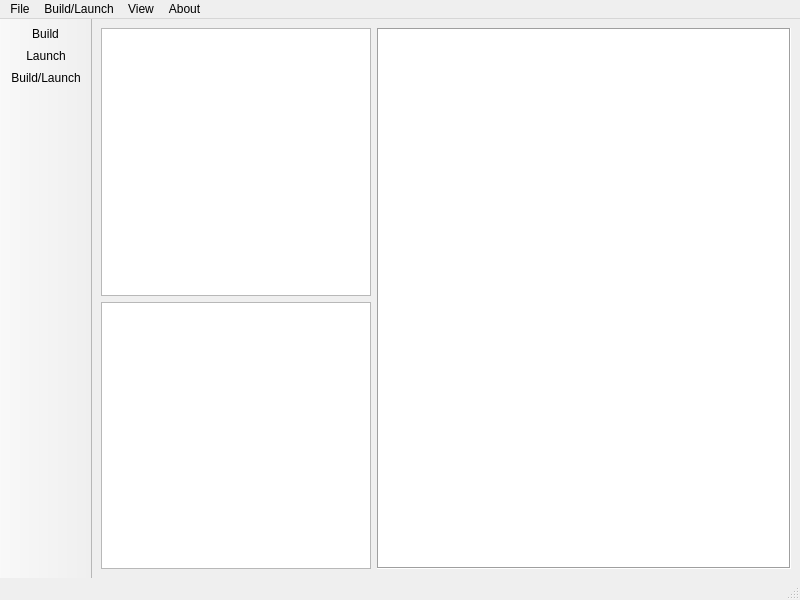
TeamWakame/SeaShell-IDE, file mainwindow.ui: the form before one commit.
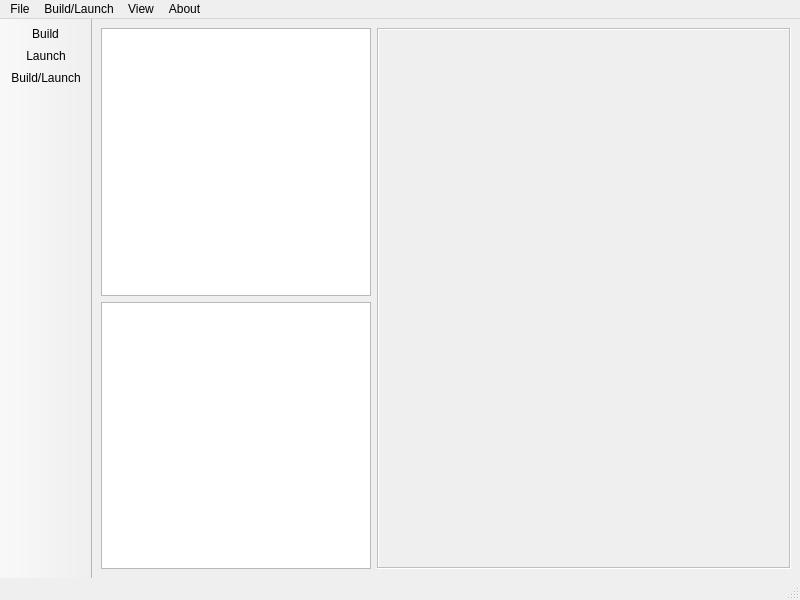
The form after the commit.

```diff
--- a/mainwindow.ui
+++ b/mainwindow.ui
@@ -46,6 +46,9 @@
      <layout class="QVBoxLayout" name="verticalLayout_2">
       <item>
        <widget class="QTextEdit" name="codeEditor">
+        <property name="enabled">
+         <bool>false</bool>
+        </property>
         <property name="font">
          <font>
           <pointsize>12</pointsize>
```
Left out of the diff: 17 changed lines with no effect on the pictures.
